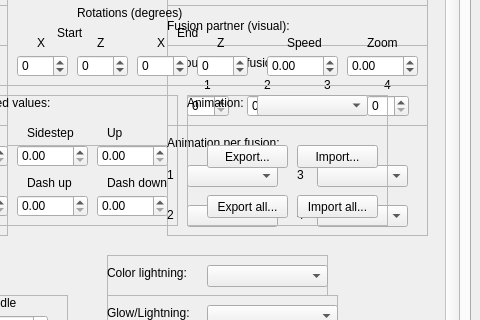
This is lib/design/Raging_tools.ui in adsl14/Raging-tools as Qt 5 draws it before an edit; both pictures show x 484 to 964 and y 99 to 419 of the 964 by 853 pixel window. The edited form follows.
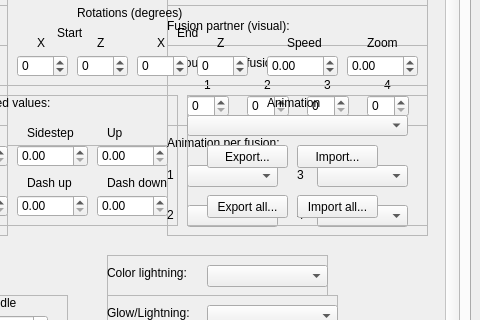
This is the edited form. The open tabs and pages were chosen to show the change. Icons and pictures are not drawn.

```diff
--- a/lib/design/Raging_tools.ui
+++ b/lib/design/Raging_tools.ui
@@ -5019,7 +5019,7 @@
               <rect>
                <x>650</x>
                <y>130</y>
-               <width>201</width>
+               <width>241</width>
                <height>131</height>
               </rect>
              </property>
@@ -5032,14 +5032,14 @@
              <widget class="QLabel" name="animation_text">
               <property name="geometry">
                <rect>
-                <x>0</x>
+                <x>80</x>
                 <y>0</y>
                 <width>71</width>
                 <height>16</height>
                </rect>
               </property>
               <property name="text">
-               <string>Animation:</string>
+               <string>Animation</string>
               </property>
              </widget>
              <widget class="QPushButton" name="exportAllAnimationButton">
@@ -5084,9 +5084,9 @@
              <widget class="QComboBox" name="animation_type">
               <property name="geometry">
                <rect>
-                <x>70</x>
-                <y>0</y>
-                <width>111</width>
+                <x>0</x>
+                <y>20</y>
+                <width>221</width>
                 <height>21</height>
                </rect>
               </property>
```
